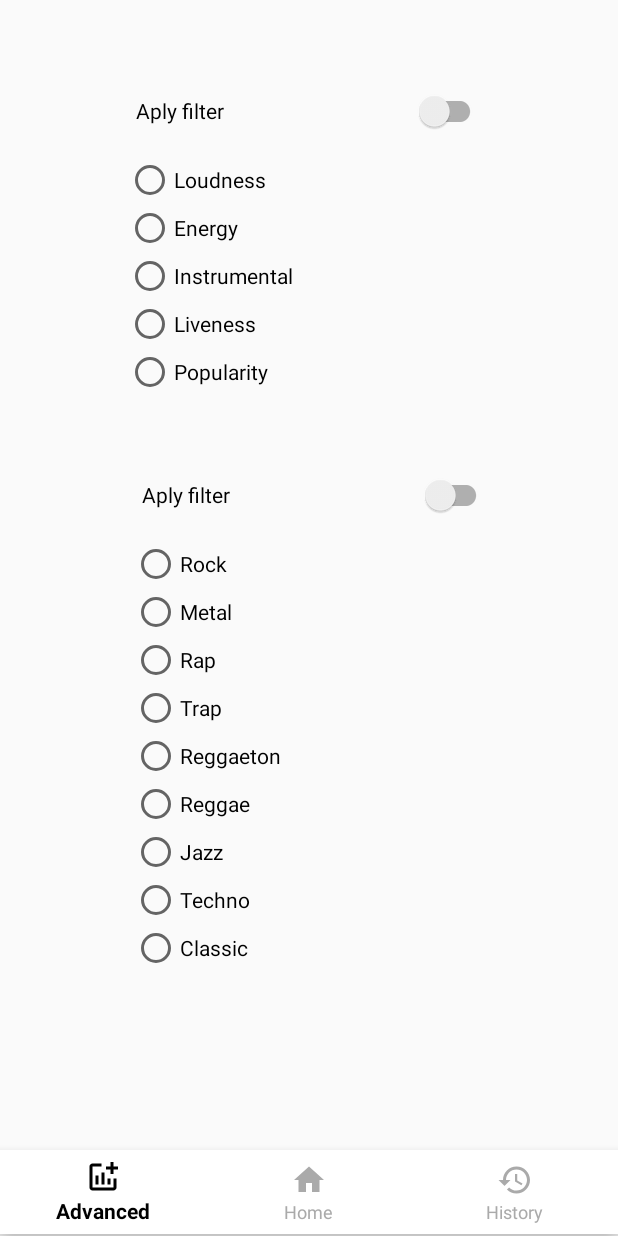
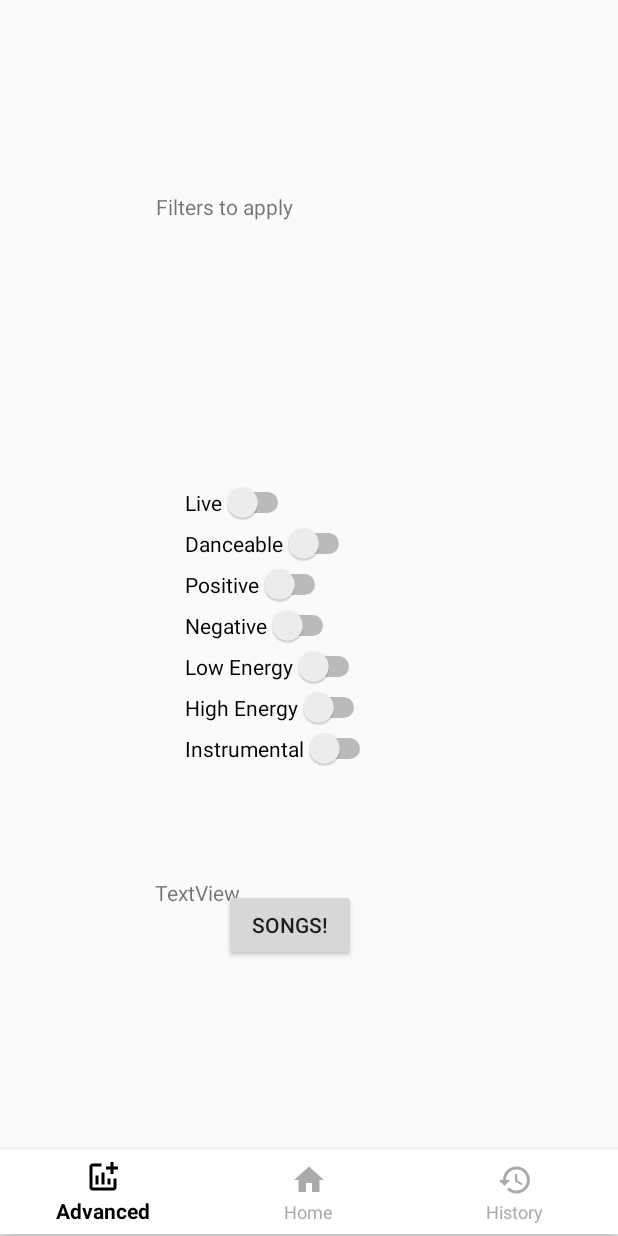
Before and after one commit to Morata3/Recommendify, an Android app: the Advanced screen opened directly, with no data from a screen before it, on a phone screen of 412 x 824 dp. Run offline under Robolectric (Android 15) with nearby library versions, the phone set to English and light mode, and no system bars; libraries missing offline, so code that uses them is left out: com.chaquo.python.

Commit message:
Advanced mode updates

```diff
--- a/app/build.gradle
+++ b/app/build.gradle
@@ -82,7 +82,7 @@ dependencies {
 
     implementation 'androidx.browser:browser:1.2.0'
     implementation "androidx.appcompat:appcompat:1.2.0"
-
+    implementation "android.arch.work:work-runtime:1.0.0-alpha11"
     implementation 'com.google.android.material:material:1.2.1'
     implementation 'androidx.constraintlayout:constraintlayout:2.0.4'
     implementation 'com.google.android.material:material:1.3.0-alpha03'
--- a/app/src/main/java/com/example/recommendify4/Advanced.java
+++ b/app/src/main/java/com/example/recommendify4/Advanced.java
@@ -11,9 +11,21 @@ import com.google.android.material.bottomnavigation.BottomNavigationView;
 import com.chaquo.python.PyObject;
 import com.chaquo.python.Python;
 import com.chaquo.python.android.AndroidPlatform;
+
+import android.widget.Button;
+import android.widget.Switch;
 import android.widget.TextView;
 
 public class Advanced extends AppCompatActivity {
+    private Button songs;
+    private TextView text;
+    private Switch live;
+    private Switch high;
+    private Switch low;
+    private Switch instru;
+    private Switch positive;
+    private Switch negative;
+    private Switch danceable;
 
     @Override
     protected void onCreate(Bundle savedInstanceState) {
@@ -25,6 +37,19 @@ public class Advanced extends AppCompatActivity {
 
         //Set home selected
         bottomNavigationView.setSelectedItemId(R.id.advanced);
+        text = (TextView) findViewById(R.id.textView6);
+        live = (Switch) findViewById(R.id.live);
+        danceable = (Switch) findViewById(R.id.danceable);
+        positive = (Switch) findViewById(R.id.positive);
+        negative = (Switch) findViewById(R.id.negative);
+        low = (Switch) findViewById(R.id.low);
+        high = (Switch) findViewById(R.id.high);
+        instru = (Switch) findViewById(R.id.instru);
+
+
+
+        songs = (Button) findViewById(R.id.songs);
+        songs.setOnClickListener(v -> FilteredSongs());
 
 
 
@@ -54,4 +79,19 @@ public class Advanced extends AppCompatActivity {
             }
         });
     }
+
+    private void FilteredSongs() {
+
+        if (!Python.isStarted()) {
+            Python.start(new AndroidPlatform(this));
+        }
+        Python py= Python.getInstance();
+        PyObject pyf = py.getModule("advanced");
+        //System.out.println("Live: " + live.isChecked() + " danceable: " + danceable.isChecked() + " positive: " + positive.isChecked() + " low: " + low.isChecked() + "high: " + high.isChecked() + " instru: " + instru.isChecked());
+        PyObject obj= pyf.callAttr("filter_songs",live.isChecked(),danceable.isChecked(),positive.isChecked(),negative.isChecked(),low.isChecked(),high.isChecked(),instru.isChecked());
+        text.setText(obj.toString());
+
+
+
+    }
 }
--- /dev/null
+++ b/app/src/main/java/com/example/recommendify4/MyWorker.java
@@ -0,0 +1,26 @@
+package com.example.recommendify4;
+
+import android.content.Context;
+
+import androidx.annotation.NonNull;
+import androidx.work.Worker;
+import androidx.work.WorkerParameters;
+
+public class MyWorker extends Worker {
+private Context context;
+    public MyWorker(
+            @NonNull Context context,
+            @NonNull WorkerParameters params) {
+        super(context, params);
+        this.context = context;
+    }
+
+    @NonNull
+    @Override
+    public Result doWork() {
+
+
+
+        return null;
+    }
+}
--- a/app/src/main/res/layout/activity_advanced.xml
+++ b/app/src/main/res/layout/activity_advanced.xml
@@ -18,141 +18,109 @@
         app:layout_constraintBottom_toBottomOf="parent"
         app:layout_constraintEnd_toEndOf="parent"
         app:layout_constraintStart_toStartOf="parent"
+        app:layout_constraintTop_toBottomOf="@+id/textView6"
         app:menu="@menu/menu_navigation" />
 
-    <androidx.appcompat.widget.SwitchCompat
-        android:id="@+id/switchParam"
-        android:layout_width="240dp"
-        android:layout_height="60dp"
-        android:layout_alignParentTop="true"
-        android:layout_alignParentEnd="true"
-        android:layout_alignParentRight="true"
-        android:layout_marginTop="44dp"
-        android:layout_marginEnd="88dp"
-        android:layout_marginRight="88dp"
-        android:text="  Aply filter"
-        app:layout_constraintEnd_toEndOf="parent"
+    <Switch
+        android:id="@+id/positive"
+        android:layout_width="wrap_content"
+        android:layout_height="wrap_content"
+        android:text="Positive"
+        app:layout_constraintBottom_toTopOf="@+id/negative"
+        app:layout_constraintStart_toStartOf="@+id/danceable"
+        app:layout_constraintTop_toBottomOf="@+id/danceable" />
+
+    <Switch
+        android:id="@+id/instru"
+        android:layout_width="wrap_content"
+        android:layout_height="wrap_content"
+        android:layout_marginBottom="254dp"
+        android:text="Instrumental"
+        app:layout_constraintBottom_toTopOf="@+id/bottom_navigation"
+        app:layout_constraintStart_toStartOf="@+id/high"
+        app:layout_constraintTop_toBottomOf="@+id/high" />
+
+    <Switch
+        android:id="@+id/danceable"
+        android:layout_width="wrap_content"
+        android:layout_height="wrap_content"
+        android:text="Danceable"
+        app:layout_constraintBottom_toTopOf="@+id/positive"
+        app:layout_constraintStart_toStartOf="@+id/live"
+        app:layout_constraintTop_toBottomOf="@+id/live" />
+
+    <Switch
+        android:id="@+id/low"
+        android:layout_width="wrap_content"
+        android:layout_height="wrap_content"
+        android:text="Low Energy"
+        app:layout_constraintBottom_toTopOf="@+id/high"
+        app:layout_constraintStart_toStartOf="@+id/negative"
+        app:layout_constraintTop_toBottomOf="@+id/negative" />
+
+    <Switch
+        android:id="@+id/live"
+        android:layout_width="wrap_content"
+        android:layout_height="wrap_content"
+        android:layout_marginStart="19dp"
+        android:layout_marginLeft="19dp"
+        android:text="Live"
+        app:layout_constraintBottom_toTopOf="@+id/danceable"
+        app:layout_constraintStart_toStartOf="@+id/textView4"
+        app:layout_constraintTop_toBottomOf="@+id/textView4" />
+
+    <Switch
+        android:id="@+id/high"
+        android:layout_width="wrap_content"
+        android:layout_height="wrap_content"
+        android:text="High Energy"
+        app:layout_constraintBottom_toTopOf="@+id/instru"
+        app:layout_constraintStart_toStartOf="@+id/low"
+        app:layout_constraintTop_toBottomOf="@+id/low" />
+
+    <Switch
+        android:id="@+id/negative"
+        android:layout_width="wrap_content"
+        android:layout_height="wrap_content"
+        android:text="Negative"
+        app:layout_constraintBottom_toTopOf="@+id/low"
+        app:layout_constraintStart_toStartOf="@+id/positive"
+        app:layout_constraintTop_toBottomOf="@+id/positive" />
+
+    <TextView
+        android:id="@+id/textView4"
+        android:layout_width="172dp"
+        android:layout_height="0dp"
+        android:layout_marginStart="104dp"
+        android:layout_marginLeft="104dp"
+        android:layout_marginTop="128dp"
+        android:layout_marginBottom="45dp"
+        android:text="Filters to apply"
+        app:layout_constraintBottom_toTopOf="@+id/live"
+        app:layout_constraintStart_toStartOf="parent"
         app:layout_constraintTop_toTopOf="parent" />
 
-    <RadioGroup
-        android:id="@+id/radioGroupParam"
-        android:layout_width="0dp"
+    <Button
+        android:id="@+id/songs"
+        android:layout_width="wrap_content"
         android:layout_height="wrap_content"
-        app:layout_constraintEnd_toEndOf="@+id/switchParam"
-        app:layout_constraintHorizontal_bias="0.0"
-        app:layout_constraintStart_toStartOf="@+id/switchParam"
-        app:layout_constraintTop_toBottomOf="@+id/switchParam">
+        android:layout_marginTop="80dp"
+        android:layout_marginEnd="13dp"
+        android:layout_marginRight="13dp"
+        android:text="Songs!"
+        app:layout_constraintEnd_toEndOf="@+id/instru"
+        app:layout_constraintTop_toBottomOf="@+id/instru" />
 
-        <RadioButton
-            android:id="@+id/loudness"
-            android:layout_width="match_parent"
-            android:layout_height="wrap_content"
-            android:text="Loudness" />
-
-        <RadioButton
-            android:id="@+id/energy"
-            android:layout_width="match_parent"
-            android:layout_height="wrap_content"
-            android:text="Energy" />
-
-
-        <RadioButton
-            android:id="@+id/instrumental"
-            android:layout_width="match_parent"
-            android:layout_height="wrap_content"
-            android:text="Instrumental" />
-
-        <RadioButton
-            android:id="@+id/liveness"
-            android:layout_width="match_parent"
-            android:layout_height="wrap_content"
-            android:text="Liveness" />
-
-        <RadioButton
-            android:id="@+id/popularity"
-            android:layout_width="match_parent"
-            android:layout_height="wrap_content"
-            android:text="Popularity" />
-
-    </RadioGroup>
-
-    <androidx.appcompat.widget.SwitchCompat
-        android:id="@+id/switchGenre"
-        android:layout_width="240dp"
-        android:layout_height="60dp"
-        android:layout_alignParentTop="true"
-        android:layout_alignParentEnd="true"
-        android:layout_alignParentRight="true"
-        android:layout_marginTop="300dp"
-        android:layout_marginEnd="84dp"
-        android:layout_marginRight="84dp"
-        android:text="  Aply filter"
+    <TextView
+        android:id="@+id/textView6"
+        android:layout_width="205dp"
+        android:layout_height="0dp"
+        android:layout_marginTop="585dp"
+        android:layout_marginBottom="29dp"
+        android:text="TextView"
+        app:layout_constraintBottom_toTopOf="@+id/bottom_navigation"
         app:layout_constraintEnd_toEndOf="parent"
+        app:layout_constraintStart_toStartOf="parent"
         app:layout_constraintTop_toTopOf="parent" />
 
-    <RadioGroup
-        android:id="@+id/radioGroupGenre"
-        android:layout_width="0dp"
-        android:layout_height="wrap_content"
-        app:layout_constraintEnd_toEndOf="@+id/switchGenre"
-        app:layout_constraintHorizontal_bias="0.0"
-        app:layout_constraintStart_toStartOf="@+id/switchGenre"
-        app:layout_constraintTop_toBottomOf="@+id/switchGenre">
-
-        <RadioButton
-            android:id="@+id/Rock"
-            android:layout_width="match_parent"
-            android:layout_height="wrap_content"
-            android:text="Rock" />
-
-        <RadioButton
-            android:id="@+id/Metal"
-            android:layout_width="match_parent"
-            android:layout_height="wrap_content"
-            android:text="Metal" />
-
-        <RadioButton
-            android:id="@+id/Rap"
-            android:layout_width="match_parent"
-            android:layout_height="wrap_content"
-            android:text="Rap" />
-
-        <RadioButton
-            android:id="@+id/Trap"
-            android:layout_width="match_parent"
-            android:layout_height="wrap_content"
-            android:text="Trap" />
-
-        <RadioButton
-            android:id="@+id/Reggaeton"
-            android:layout_width="match_parent"
-            android:layout_height="wrap_content"
-            android:text="Reggaeton" />
-
-        <RadioButton
-            android:id="@+id/Reggae"
-            android:layout_width="match_parent"
-            android:layout_height="wrap_content"
-            android:text="Reggae" />
-
-        <RadioButton
-            android:id="@+id/Jazz"
-            android:layout_width="match_parent"
-            android:layout_height="wrap_content"
-            android:text="Jazz" />
-
-        <RadioButton
-            android:id="@+id/Techno"
-            android:layout_width="match_parent"
-            android:layout_height="wrap_content"
-            android:text="Techno" />
-
-        <RadioButton
-            android:id="@+id/Classic"
-            android:layout_width="match_parent"
-            android:layout_height="wrap_content"
-            android:text="Classic" />
-
-    </RadioGroup>
-
 </androidx.constraintlayout.widget.ConstraintLayout>
```
Also changed, not shown: 1 other file.
